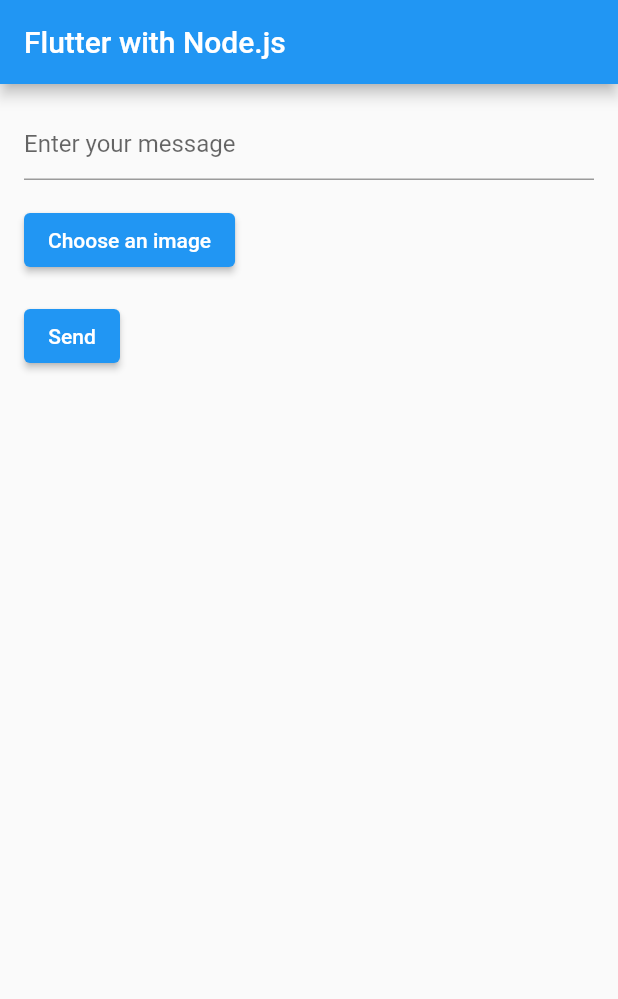
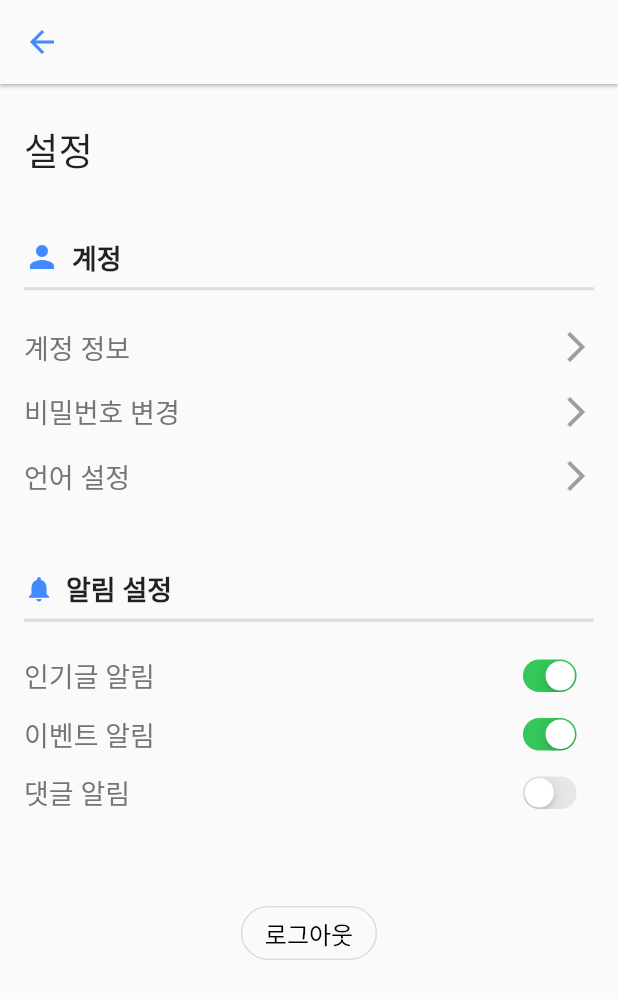
Before and after one commit to JongHyun9999/INU_Tourgether, a Flutter app: the screen it shows after launch, on a phone screen of 412 x 824 dp. Shown: the top 999 px of the screen. Run offline on Flutter 3.47's test engine with Material 2 defaults, Android fonts, the phone set to English and light mode, and no system bars; our stand-ins replace image_picker.

Commit message:
2023-07-29, JKE: 초기화면 구현

```diff
--- a/Tourgether/lib/main.dart
+++ b/Tourgether/lib/main.dart
@@ -3,6 +3,7 @@
 import 'package:flutter/material.dart';
 import 'package:http/http.dart' as http;
 import 'package:image_picker/image_picker.dart';
+import 'package:tourgether/setting.dart';
 
 // AWS EC2의 public ip + port
 final String myIp = "15.164.62.89";
@@ -16,12 +17,14 @@
   @override
   Widget build(BuildContext context) {
     return MaterialApp(
-      title: 'Flutter with Node.js',
-      theme: ThemeData(
-        primarySwatch: Colors.blue,
-      ),
-      home: MyHomePage(title: 'Flutter with Node.js'),
-    );
+        debugShowCheckedModeBanner: false,
+        title: 'Flutter with Node.js',
+        theme: ThemeData(
+          primarySwatch: Colors.blue,
+        ),
+        home: SettingsPage()
+        //MyHomePage(title: 'Flutter with Node.js'),
+        );
   }
 }
 
--- /dev/null
+++ b/Tourgether/lib/setting.dart
@@ -0,0 +1,182 @@
+import 'package:flutter/cupertino.dart';
+import 'package:flutter/material.dart';
+
+class SettingsPage extends StatefulWidget {
+  @override
+  _SettingsPageState createState() => _SettingsPageState();
+}
+
+class _SettingsPageState extends State<SettingsPage> {
+  @override
+  Widget build(BuildContext context) {
+    return Scaffold(
+      appBar: AppBar(
+        backgroundColor: Theme.of(context).scaffoldBackgroundColor,
+        elevation: 1,
+        leading: IconButton(
+          onPressed: () {
+            Navigator.of(context).pop();
+          },
+          icon: Icon(
+            Icons.arrow_back,
+            color: Colors.blueAccent,
+          ),
+        ),
+      ),
+      body: Container(
+        padding: EdgeInsets.only(left: 16, top: 25, right: 16),
+        child: ListView(
+          children: [
+            Text(
+              "설정",
+              style: TextStyle(fontSize: 25, fontWeight: FontWeight.w500),
+            ),
+            SizedBox(
+              height: 40,
+            ),
+            Row(
+              children: [
+                Icon(
+                  Icons.person,
+                  color: Colors.blueAccent,
+                ),
+                SizedBox(
+                  width: 8,
+                ),
+                Text(
+                  "계정",
+                  style: TextStyle(fontSize: 18, fontWeight: FontWeight.bold),
+                ),
+              ],
+            ),
+            Divider(
+              height: 15,
+              thickness: 2,
+            ),
+            SizedBox(
+              height: 10,
+            ),
+            buildAccountOptionRow(context, "계정 정보"),
+            buildAccountOptionRow(context, "비밀번호 변경"),
+            buildAccountOptionRow(context, "언어 설정"),
+            SizedBox(
+              height: 40,
+            ),
+            Row(
+              children: [
+                Icon(
+                  Icons.notifications,
+                  color: Colors.blueAccent,
+                  size: 20,
+                ),
+                SizedBox(
+                  width: 8,
+                ),
+                Text(
+                  "알림 설정",
+                  style: TextStyle(fontSize: 18, fontWeight: FontWeight.bold),
+                ),
+              ],
+            ),
+            Divider(
+              height: 15,
+              thickness: 2,
+            ),
+            SizedBox(
+              height: 10,
+            ),
+            buildNotificationOptionRow("인기글 알림", true),
+            buildNotificationOptionRow("이벤트 알림", true),
+            buildNotificationOptionRow("댓글 알림", false),
+            SizedBox(
+              height: 50,
+            ),
+            Center(
+              child: OutlinedButton(
+                style: OutlinedButton.styleFrom(
+                  shape: StadiumBorder(),
+                ),
+                onPressed: () {},
+                child: Text("로그아웃",
+                    style: TextStyle(
+                        fontSize: 16,
+                        fontWeight: FontWeight.normal,
+                        color: Colors.black)),
+              ),
+            )
+          ],
+        ),
+      ),
+    );
+  }
+
+  Row buildNotificationOptionRow(String title, bool isActive) {
+    return Row(
+      mainAxisAlignment: MainAxisAlignment.spaceBetween,
+      children: [
+        Text(
+          title,
+          style: TextStyle(
+              fontSize: 18,
+              fontWeight: FontWeight.w500,
+              color: Colors.grey[600]),
+        ),
+        Transform.scale(
+            scale: 0.7,
+            child: CupertinoSwitch(
+              value: isActive,
+              onChanged: (bool val) {},
+            ))
+      ],
+    );
+  }
+
+  GestureDetector buildAccountOptionRow(BuildContext context, String title) {
+    return GestureDetector(
+      onTap: () {
+        showDialog(
+            context: context,
+            builder: (BuildContext context) {
+              return AlertDialog(
+                title: Text(title),
+                content: Column(
+                  mainAxisSize: MainAxisSize.min,
+                  children: [
+                    Text("Option 1"),
+                    Text("Option 2"),
+                    Text("Option 3"),
+                  ],
+                ),
+                actions: [
+                  TextButton(
+                      onPressed: () {
+                        Navigator.of(context).pop();
+                      },
+                      child: Text("Close")),
+                ],
+              );
+            });
+      },
+      child: Padding(
+        padding: const EdgeInsets.symmetric(vertical: 8.0),
+        child: Row(
+          mainAxisAlignment: MainAxisAlignment.spaceBetween,
+          children: [
+            Text(
+              title,
+              style: TextStyle(
+                fontSize: 18,
+                fontWeight: FontWeight.w500,
+                color: Colors.grey[600],
+              ),
+            ),
+            Icon(
+              Icons.arrow_forward_ios,
+              color: Colors.grey,
+            ),
+          ],
+        ),
+      ),
+    );
+  }
+}
```
Also changed, not shown: Tourgether/pubspec.lock, 1 other file.
